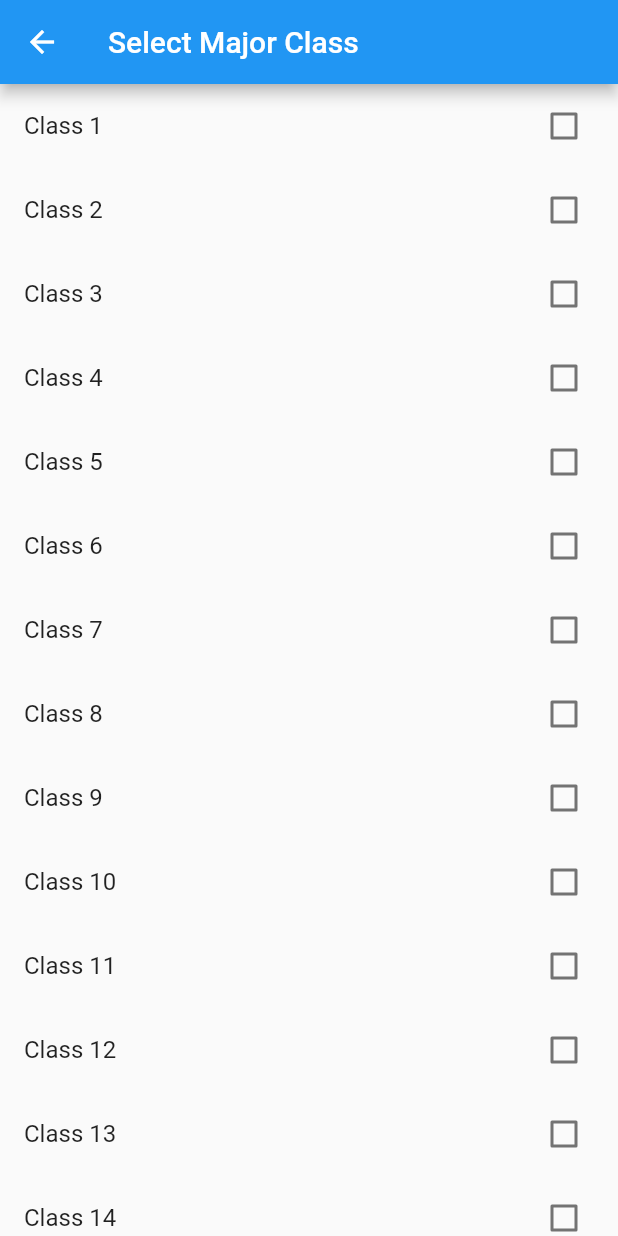
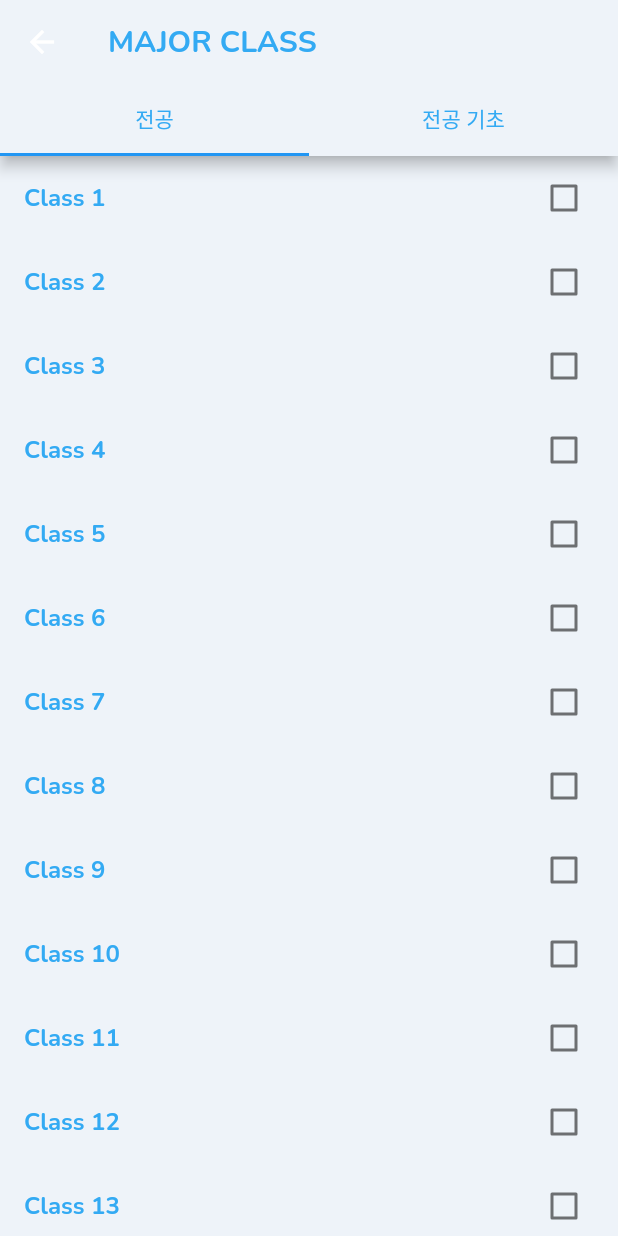
Before and after one commit to CAU-Mobile-Team4/causw_graduate, a Flutter app: the MajorClass screen opened directly, on a phone screen of 412 x 824 dp. Run offline on Flutter 3.47's test engine with Material 2 defaults, Android fonts, the phone set to English and light mode, and no system bars.

Commit message:
글씨체 추가 앱 색상 추가 디자인 변경 MAJOR CLASS TAB BAR 추가

```diff
--- a/lib/MajorClassSelection.dart
+++ b/lib/MajorClassSelection.dart
@@ -1,5 +1,5 @@
 import 'package:flutter/material.dart';
-
+import 'appColor.dart';
 class MajorClass extends StatefulWidget {
   const MajorClass({super.key});
 
@@ -12,13 +12,21 @@ class _MajorClassState extends State<MajorClass> {
   final List<bool> checkedClasses=List.generate(100, (index) => false);
   @override
   Widget build(BuildContext context) {
-    return Scaffold(
-      appBar: AppBar(title: Text('Select Major Class'),),
-      body: ListView.builder(
+    return DefaultTabController(
+      length: 2,
+      child: Scaffold(
+        backgroundColor: AppColor.background,
+        appBar: AppBar(title: Text('MAJOR CLASS',style: TextStyle(color: AppColor.main,fontWeight: FontWeight.bold),),backgroundColor: AppColor.background,
+        bottom: TabBar(tabs: [Tab(child: Text("전공",style: TextStyle(color: AppColor.main),)),Tab(child: Text("전공 기초",style: TextStyle(color: AppColor.main)))],
+        ),
+        ),
+        body: TabBarView(children: [Expanded(
+          child: Container(
+              child: ListView.builder(
                 itemCount: classes.length,
                 itemBuilder: (context,index){
                   return CheckboxListTile(
-              title: Text(classes[index]),
+                      title: Text(classes[index],style: TextStyle(color: AppColor.main,fontWeight: FontWeight.bold),),
                       value: checkedClasses[index],
                       onChanged: (value){
                         setState(() {
@@ -27,7 +35,25 @@ class _MajorClassState extends State<MajorClass> {
                   }
               );
             },
-      )
+          )),
+        ),Expanded(
+          child: Container(
+              child: ListView.builder(
+                itemCount: classes.length,
+                itemBuilder: (context,index){
+              return CheckboxListTile(
+                  title: Text(classes[index],style: TextStyle(color: AppColor.main,fontWeight: FontWeight.bold)),
+                  value: checkedClasses[index],
+                  onChanged: (value){
+                    setState(() {
+                      checkedClasses[index]=value!;
+                    });
+                  }
+              );
+            },
+          )),
+        )],)
+      ),
     );
   }
 }
--- /dev/null
+++ b/lib/appColor.dart
@@ -0,0 +1,11 @@
+import 'package:flutter/material.dart';
+
+class AppColor extends Color {
+  AppColor(super.value);
+
+  static const background = Color(0xFFEEF3F9);
+  static const main = Color(0xFF33AAF3);
+  static const text = Color(0xFFC7C8CF);
+  static const yellow = Color(0xFFFBC212);
+  static const purple = Color(0xFFB0B2D9);
+}
--- a/lib/main.dart
+++ b/lib/main.dart
@@ -11,9 +11,8 @@ class MyApp extends StatelessWidget {
   @override
   Widget build(BuildContext context) {
     return MaterialApp(
-      theme: ThemeData(
-        primaryColor: Color(0xFFB0B2D9),
-        //primarySwatch: Color(0xFFB0B2D9),
+      theme:ThemeData(
+        fontFamily: 'Nunito'
       ),
       home: InformationEntryPage(),
     );
```
Also changed, not shown: lib/ClassSelectionPage.dart (+6 -4 lines), lib/GraduateQualification.dart (+31 -12 lines), lib/InformationEntryPage.dart (+10 -2 lines), pubspec.yaml (+8 -2 lines), assets/fonts/Nunito-Italic-VariableFont_wght.ttf (added), assets/fonts/Nunito-VariableFont_wght.ttf (added). Lines whose indentation alone changed are shown as unchanged.
